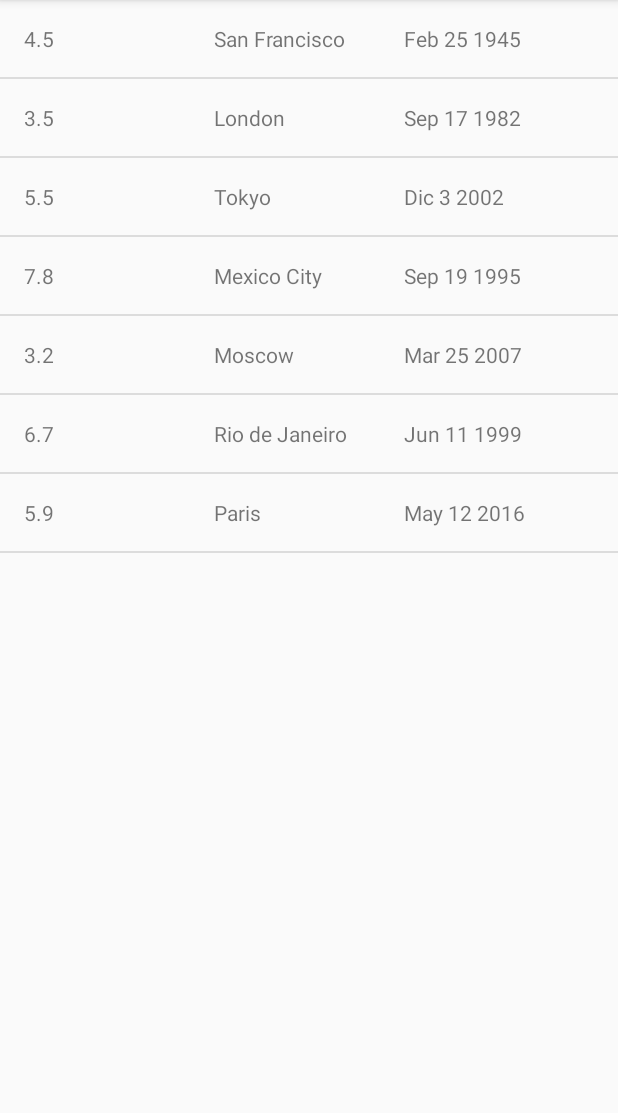
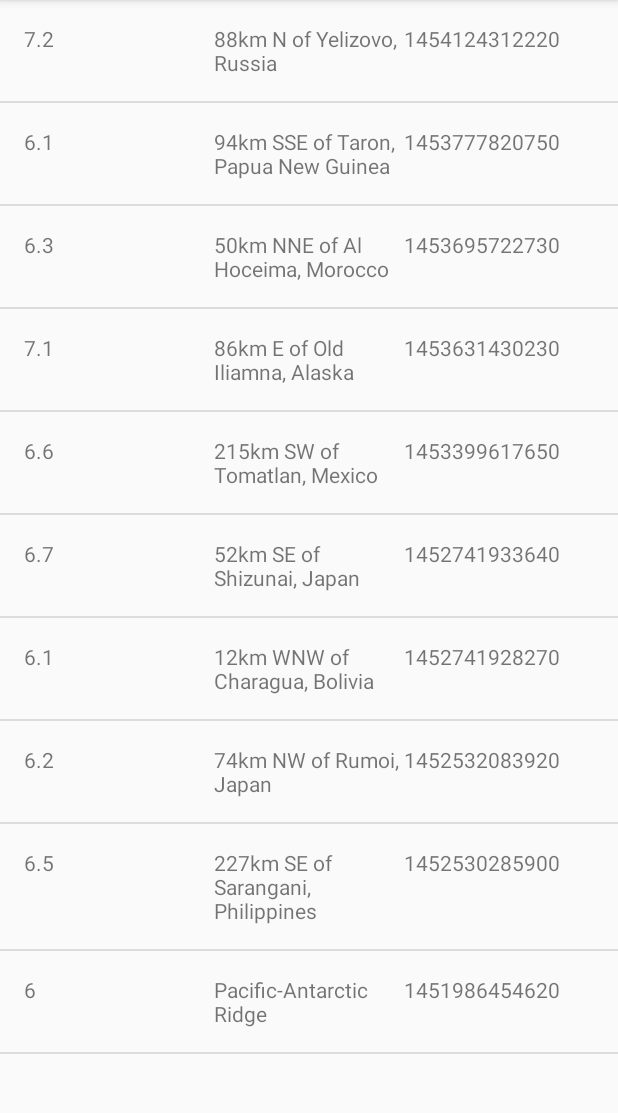
Before and after one commit to berso1/ud843-QuakeReport-starting-point, an Android app: the screen it shows after launch (EarthquakeActivity), on a phone screen of 412 x 824 dp, the part 84-1197 px from its top. Run offline under Robolectric (Android 15) with nearby library versions, the phone set to English and light mode, and no system bars.

Commit message:
Json parsing os working

```diff
--- a/app/src/main/java/com/example/android/quakereport/EarthquakeActivity.java
+++ b/app/src/main/java/com/example/android/quakereport/EarthquakeActivity.java
@@ -30,7 +30,7 @@ public class EarthquakeActivity extends AppCompatActivity {
         super.onCreate(savedInstanceState);
         setContentView(R.layout.earthquake_activity);
 
-// Create a fake list of earthquake locations.
+/* Create a fake list of earthquake locations.
 
         final ArrayList<Earthquake> earthquakes = new ArrayList<Earthquake>();
         earthquakes.add(new Earthquake("4.5","San Francisco","Feb 25 1945"));
@@ -40,6 +40,11 @@ public class EarthquakeActivity extends AppCompatActivity {
         earthquakes.add(new Earthquake("3.2","Moscow","Mar 25 2007"));
         earthquakes.add(new Earthquake("6.7","Rio de Janeiro","Jun 11 1999"));
         earthquakes.add(new Earthquake("5.9","Paris","May 12 2016"));
+
+        */
+
+        ArrayList<Earthquake> earthquakes = QueryUtils.extractEarthquakes();
+
 
 
         // Find a reference to the {@link ListView} in the layout
--- /dev/null
+++ b/app/src/main/java/com/example/android/quakereport/QueryUtils.java
@@ -0,0 +1,71 @@
+package com.example.android.quakereport;
+
+import android.util.Log;
+
+import org.json.JSONArray;
+import org.json.JSONException;
+import org.json.JSONObject;
+
+import java.util.ArrayList;
+
+/**
+ * Helper methods related to requesting and receiving earthquake data from USGS.
+ */
+public final class QueryUtils {
+
+    /** Sample JSON response for a USGS query */
+    private static final String SAMPLE_JSON_RESPONSE = "{\"type\":\"FeatureCollection\",\"metadata\":{\"generated\":1462295443000,\"url\":\"http://earthquake.usgs.gov/fdsnws/event/1/query?format=geojson&starttime=2016-01-01&endtime=2016-01-31&minmag=6&limit=10\",\"title\":\"USGS Earthquakes\",\"status\":200,\"api\":\"1.5.2\",\"limit\":10,\"offset\":1,\"count\":10},\"features\":[{\"type\":\"Feature\",\"properties\":{\"mag\":7.2,\"place\":\"88km N of Yelizovo, Russia\",\"time\":1454124312220,\"updated\":1460674294040,\"tz\":720,\"url\":\"http://earthquake.usgs.gov/earthquakes/eventpage/us20004vvx\",\"detail\":\"http://earthquake.usgs.gov/fdsnws/event/1/query?eventid=us20004vvx&format=geojson\",\"felt\":2,\"cdi\":3.4,\"mmi\":5.82,\"alert\":\"green\",\"status\":\"reviewed\",\"tsunami\":1,\"sig\":798,\"net\":\"us\",\"code\":\"20004vvx\",\"ids\":\",at00o1qxho,pt16030050,us20004vvx,gcmt20160130032510,\",\"sources\":\",at,pt,us,gcmt,\",\"types\":\",cap,dyfi,finite-fault,general-link,general-text,geoserve,impact-link,impact-text,losspager,moment-tensor,nearby-cities,origin,phase-data,shakemap,tectonic-summary,\",\"nst\":null,\"dmin\":0.958,\"rms\":1.19,\"gap\":17,\"magType\":\"mww\",\"type\":\"earthquake\",\"title\":\"M 7.2 - 88km N of Yelizovo, Russia\"},\"geometry\":{\"type\":\"Point\",\"coordinates\":[158.5463,53.9776,177]},\"id\":\"us20004vvx\"},\n" +
+            "{\"type\":\"Feature\",\"properties\":{\"mag\":6.1,\"place\":\"94km SSE of Taron, Papua New Guinea\",\"time\":1453777820750,\"updated\":1460156775040,\"tz\":600,\"url\":\"http://earthquake.usgs.gov/earthquakes/eventpage/us20004uks\",\"detail\":\"http://earthquake.usgs.gov/fdsnws/event/1/query?eventid=us20004uks&format=geojson\",\"felt\":null,\"cdi\":null,\"mmi\":4.1,\"alert\":\"green\",\"status\":\"reviewed\",\"tsunami\":1,\"sig\":572,\"net\":\"us\",\"code\":\"20004uks\",\"ids\":\",us20004uks,gcmt20160126031023,\",\"sources\":\",us,gcmt,\",\"types\":\",cap,geoserve,losspager,moment-tensor,nearby-cities,origin,phase-data,shakemap,tectonic-summary,\",\"nst\":null,\"dmin\":1.537,\"rms\":0.74,\"gap\":25,\"magType\":\"mww\",\"type\":\"earthquake\",\"title\":\"M 6.1 - 94km SSE of Taron, Papua New Guinea\"},\"geometry\":{\"type\":\"Point\",\"coordinates\":[153.2454,-5.2952,26]},\"id\":\"us20004uks\"},\n" +
+            "{\"type\":\"Feature\",\"properties\":{\"mag\":6.3,\"place\":\"50km NNE of Al Hoceima, Morocco\",\"time\":1453695722730,\"updated\":1460156773040,\"tz\":0,\"url\":\"http://earthquake.usgs.gov/earthquakes/eventpage/us10004gy9\",\"detail\":\"http://earthquake.usgs.gov/fdsnws/event/1/query?eventid=us10004gy9&format=geojson\",\"felt\":117,\"cdi\":7.2,\"mmi\":5.28,\"alert\":\"green\",\"status\":\"reviewed\",\"tsunami\":0,\"sig\":695,\"net\":\"us\",\"code\":\"10004gy9\",\"ids\":\",us10004gy9,gcmt20160125042203,\",\"sources\":\",us,gcmt,\",\"types\":\",cap,dyfi,geoserve,impact-text,losspager,moment-tensor,nearby-cities,origin,phase-data,shakemap,tectonic-summary,\",\"nst\":null,\"dmin\":2.201,\"rms\":0.92,\"gap\":20,\"magType\":\"mww\",\"type\":\"earthquake\",\"title\":\"M 6.3 - 50km NNE of Al Hoceima, Morocco\"},\"geometry\":{\"type\":\"Point\",\"coordinates\":[-3.6818,35.6493,12]},\"id\":\"us10004gy9\"},\n" +
+            "{\"type\":\"Feature\",\"properties\":{\"mag\":7.1,\"place\":\"86km E of Old Iliamna, Alaska\",\"time\":1453631430230,\"updated\":1460156770040,\"tz\":-540,\"url\":\"http://earthquake.usgs.gov/earthquakes/eventpage/us10004gqp\",\"detail\":\"http://earthquake.usgs.gov/fdsnws/event/1/query?eventid=us10004gqp&format=geojson\",\"felt\":1816,\"cdi\":7.2,\"mmi\":6.6,\"alert\":\"green\",\"status\":\"reviewed\",\"tsunami\":1,\"sig\":1496,\"net\":\"us\",\"code\":\"10004gqp\",\"ids\":\",at00o1gd6r,us10004gqp,ak12496371,gcmt20160124103030,\",\"sources\":\",at,us,ak,gcmt,\",\"types\":\",cap,dyfi,finite-fault,general-link,general-text,geoserve,impact-link,impact-text,losspager,moment-tensor,nearby-cities,origin,phase-data,shakemap,tectonic-summary,trump-origin,\",\"nst\":null,\"dmin\":0.72,\"rms\":2.11,\"gap\":19,\"magType\":\"mww\",\"type\":\"earthquake\",\"title\":\"M 7.1 - 86km E of Old Iliamna, Alaska\"},\"geometry\":{\"type\":\"Point\",\"coordinates\":[-153.4051,59.6363,129]},\"id\":\"us10004gqp\"},\n" +
+            "{\"type\":\"Feature\",\"properties\":{\"mag\":6.6,\"place\":\"215km SW of Tomatlan, Mexico\",\"time\":1453399617650,\"updated\":1459963829040,\"tz\":-420,\"url\":\"http://earthquake.usgs.gov/earthquakes/eventpage/us10004g4l\",\"detail\":\"http://earthquake.usgs.gov/fdsnws/event/1/query?eventid=us10004g4l&format=geojson\",\"felt\":11,\"cdi\":2.7,\"mmi\":3.92,\"alert\":\"green\",\"status\":\"reviewed\",\"tsunami\":1,\"sig\":673,\"net\":\"us\",\"code\":\"10004g4l\",\"ids\":\",at00o1bebo,pt16021050,us10004g4l,gcmt20160121180659,\",\"sources\":\",at,pt,us,gcmt,\",\"types\":\",cap,dyfi,geoserve,impact-link,impact-text,losspager,moment-tensor,nearby-cities,origin,phase-data,shakemap,tectonic-summary,\",\"nst\":null,\"dmin\":2.413,\"rms\":0.98,\"gap\":74,\"magType\":\"mww\",\"type\":\"earthquake\",\"title\":\"M 6.6 - 215km SW of Tomatlan, Mexico\"},\"geometry\":{\"type\":\"Point\",\"coordinates\":[-106.9337,18.8239,10]},\"id\":\"us10004g4l\"},\n" +
+            "{\"type\":\"Feature\",\"properties\":{\"mag\":6.7,\"place\":\"52km SE of Shizunai, Japan\",\"time\":1452741933640,\"updated\":1459304879040,\"tz\":540,\"url\":\"http://earthquake.usgs.gov/earthquakes/eventpage/us10004ebx\",\"detail\":\"http://earthquake.usgs.gov/fdsnws/event/1/query?eventid=us10004ebx&format=geojson\",\"felt\":51,\"cdi\":5.8,\"mmi\":6.45,\"alert\":\"green\",\"status\":\"reviewed\",\"tsunami\":1,\"sig\":720,\"net\":\"us\",\"code\":\"10004ebx\",\"ids\":\",us10004ebx,pt16014050,at00o0xauk,gcmt20160114032534,\",\"sources\":\",us,pt,at,gcmt,\",\"types\":\",associate,cap,dyfi,geoserve,impact-link,impact-text,losspager,moment-tensor,nearby-cities,origin,phase-data,shakemap,\",\"nst\":null,\"dmin\":0.281,\"rms\":0.98,\"gap\":22,\"magType\":\"mww\",\"type\":\"earthquake\",\"title\":\"M 6.7 - 52km SE of Shizunai, Japan\"},\"geometry\":{\"type\":\"Point\",\"coordinates\":[142.781,41.9723,46]},\"id\":\"us10004ebx\"},\n" +
+            "{\"type\":\"Feature\",\"properties\":{\"mag\":6.1,\"place\":\"12km WNW of Charagua, Bolivia\",\"time\":1452741928270,\"updated\":1459304879040,\"tz\":-240,\"url\":\"http://earthquake.usgs.gov/earthquakes/eventpage/us10004ebw\",\"detail\":\"http://earthquake.usgs.gov/fdsnws/event/1/query?eventid=us10004ebw&format=geojson\",\"felt\":3,\"cdi\":2.2,\"mmi\":2.21,\"alert\":\"green\",\"status\":\"reviewed\",\"tsunami\":0,\"sig\":573,\"net\":\"us\",\"code\":\"10004ebw\",\"ids\":\",us10004ebw,gcmt20160114032528,\",\"sources\":\",us,gcmt,\",\"types\":\",cap,dyfi,geoserve,impact-text,losspager,moment-tensor,nearby-cities,origin,phase-data,shakemap,tectonic-summary,\",\"nst\":null,\"dmin\":5.492,\"rms\":1.04,\"gap\":16,\"magType\":\"mww\",\"type\":\"earthquake\",\"title\":\"M 6.1 - 12km WNW of Charagua, Bolivia\"},\"geometry\":{\"type\":\"Point\",\"coordinates\":[-63.3288,-19.7597,582.56]},\"id\":\"us10004ebw\"},\n" +
+            "{\"type\":\"Feature\",\"properties\":{\"mag\":6.2,\"place\":\"74km NW of Rumoi, Japan\",\"time\":1452532083920,\"updated\":1459304875040,\"tz\":540,\"url\":\"http://earthquake.usgs.gov/earthquakes/eventpage/us10004djn\",\"detail\":\"http://earthquake.usgs.gov/fdsnws/event/1/query?eventid=us10004djn&format=geojson\",\"felt\":8,\"cdi\":3.4,\"mmi\":3.74,\"alert\":\"green\",\"status\":\"reviewed\",\"tsunami\":0,\"sig\":594,\"net\":\"us\",\"code\":\"10004djn\",\"ids\":\",us10004djn,gcmt20160111170803,\",\"sources\":\",us,gcmt,\",\"types\":\",cap,dyfi,geoserve,impact-text,losspager,moment-tensor,nearby-cities,origin,phase-data,shakemap,tectonic-summary,\",\"nst\":null,\"dmin\":1.139,\"rms\":0.96,\"gap\":33,\"magType\":\"mww\",\"type\":\"earthquake\",\"title\":\"M 6.2 - 74km NW of Rumoi, Japan\"},\"geometry\":{\"type\":\"Point\",\"coordinates\":[141.0867,44.4761,238.81]},\"id\":\"us10004djn\"},\n" +
+            "{\"type\":\"Feature\",\"properties\":{\"mag\":6.5,\"place\":\"227km SE of Sarangani, Philippines\",\"time\":1452530285900,\"updated\":1459304874040,\"tz\":480,\"url\":\"http://earthquake.usgs.gov/earthquakes/eventpage/us10004dj5\",\"detail\":\"http://earthquake.usgs.gov/fdsnws/event/1/query?eventid=us10004dj5&format=geojson\",\"felt\":1,\"cdi\":2.7,\"mmi\":7.5,\"alert\":\"green\",\"status\":\"reviewed\",\"tsunami\":1,\"sig\":650,\"net\":\"us\",\"code\":\"10004dj5\",\"ids\":\",at00o0srjp,pt16011050,us10004dj5,gcmt20160111163807,\",\"sources\":\",at,pt,us,gcmt,\",\"types\":\",cap,dyfi,geoserve,impact-link,impact-text,losspager,moment-tensor,nearby-cities,origin,phase-data,shakemap,tectonic-summary,\",\"nst\":null,\"dmin\":3.144,\"rms\":0.72,\"gap\":22,\"magType\":\"mww\",\"type\":\"earthquake\",\"title\":\"M 6.5 - 227km SE of Sarangani, Philippines\"},\"geometry\":{\"type\":\"Point\",\"coordinates\":[126.8621,3.8965,13]},\"id\":\"us10004dj5\"},\n" +
+            "{\"type\":\"Feature\",\"properties\":{\"mag\":6,\"place\":\"Pacific-Antarctic Ridge\",\"time\":1451986454620,\"updated\":1459202978040,\"tz\":-540,\"url\":\"http://earthquake.usgs.gov/earthquakes/eventpage/us10004bgk\",\"detail\":\"http://earthquake.usgs.gov/fdsnws/event/1/query?eventid=us10004bgk&format=geojson\",\"felt\":0,\"cdi\":1,\"mmi\":0,\"alert\":\"green\",\"status\":\"reviewed\",\"tsunami\":0,\"sig\":554,\"net\":\"us\",\"code\":\"10004bgk\",\"ids\":\",us10004bgk,gcmt20160105093415,\",\"sources\":\",us,gcmt,\",\"types\":\",cap,dyfi,geoserve,losspager,moment-tensor,nearby-cities,origin,phase-data,shakemap,\",\"nst\":null,\"dmin\":30.75,\"rms\":0.67,\"gap\":71,\"magType\":\"mww\",\"type\":\"earthquake\",\"title\":\"M 6.0 - Pacific-Antarctic Ridge\"},\"geometry\":{\"type\":\"Point\",\"coordinates\":[-136.2603,-54.2906,10]},\"id\":\"us10004bgk\"}],\"bbox\":[-153.4051,-54.2906,10,158.5463,59.6363,582.56]}";
+
+    /**
+     * Create a private constructor because no one should ever create a {@link QueryUtils} object.
+     * This class is only meant to hold static variables and methods, which can be accessed
+     * directly from the class name QueryUtils (and an object instance of QueryUtils is not needed).
+     */
+    private QueryUtils() {
+    }
+
+    /**
+     * Return a list of {@link Earthquake} objects that has been built up from
+     * parsing a JSON response.
+     */
+    public static ArrayList<Earthquake> extractEarthquakes() {
+
+        // Create an empty ArrayList that we can start adding earthquakes to
+        ArrayList<Earthquake> earthquakes = new ArrayList<>();
+
+        // Try to parse the SAMPLE_JSON_RESPONSE. If there's a problem with the way the JSON
+        // is formatted, a JSONException exception object will be thrown.
+        // Catch the exception so the app doesn't crash, and print the error message to the logs.
+        try {
+            JSONObject root = new JSONObject(SAMPLE_JSON_RESPONSE);
+            JSONArray features = root.getJSONArray("features");
+            for( int i = 0; i < features.length(); i++){
+                JSONObject earthquake = features.getJSONObject(i);
+                String mag   = earthquake.getJSONObject("properties").getString("mag");
+                String place = earthquake.getJSONObject("properties").getString("place");
+                String time  = earthquake.getJSONObject("properties").getString("time");
+
+                earthquakes.add(new Earthquake(mag,place,time));
+            }
+
+        } catch (JSONException e) {
+            // If an error is thrown when executing any of the above statements in the "try" block,
+            // catch the exception here, so the app doesn't crash. Print a log message
+            // with the message from the exception.
+            Log.e("QueryUtils....", "Problem parsing the earthquake JSON results", e);
+        }
+
+        // Return the list of earthquakes
+        return earthquakes;
+    }
+
+}
```
